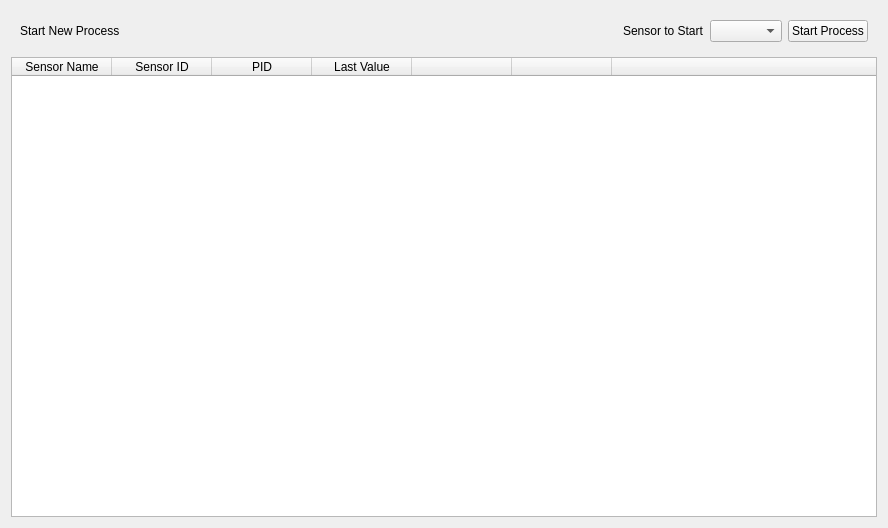
Before: the Qt Designer form Interface Code/RSNI_GUI/ProcessPage.ui in brentru/565_Project, drawn with Qt 5.
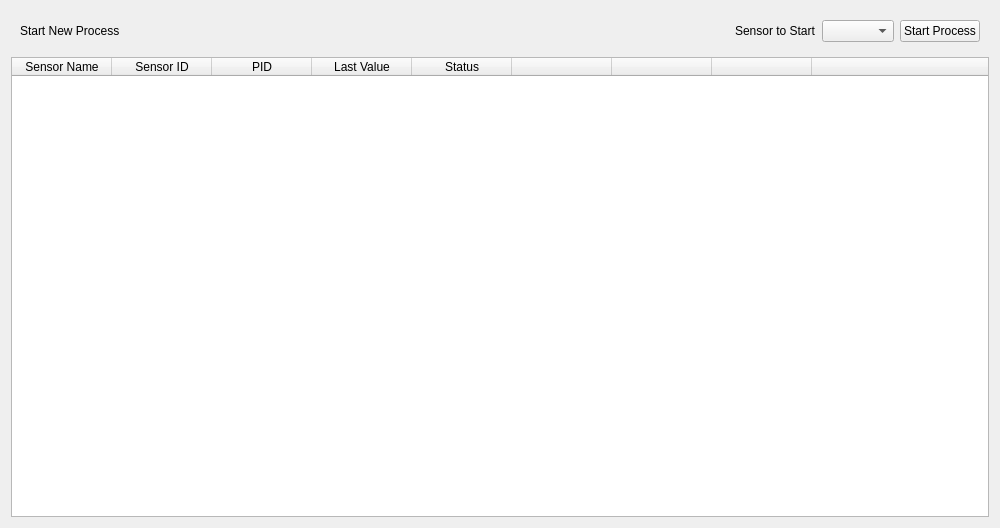
After: the same form once the commit is applied.

Commit message: 1. Implemented reset and pause buttons 2. Added poll sensor status button 3. Interface now clears process states when tcp connection changes 4. Pause button now changes to resume button when process is paused

```diff
--- a/Interface Code/RSNI_GUI/ProcessPage.ui
+++ b/Interface Code/RSNI_GUI/ProcessPage.ui
@@ -6,7 +6,7 @@
    <rect>
     <x>0</x>
     <y>0</y>
-    <width>888</width>
+    <width>1000</width>
     <height>528</height>
    </rect>
   </property>
@@ -88,6 +88,16 @@
        <string>Last Value</string>
       </property>
      </column>
+     <column>
+      <property name="text">
+       <string>Status</string>
+      </property>
+     </column>
+     <column>
+      <property name="text">
+       <string/>
+      </property>
+     </column>
      <column>
       <property name="text">
        <string/>
```
The commit also changes 12 other files.
